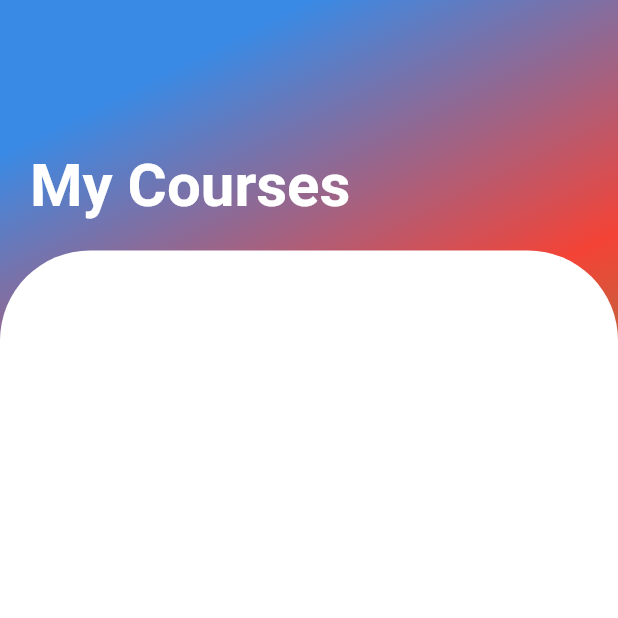
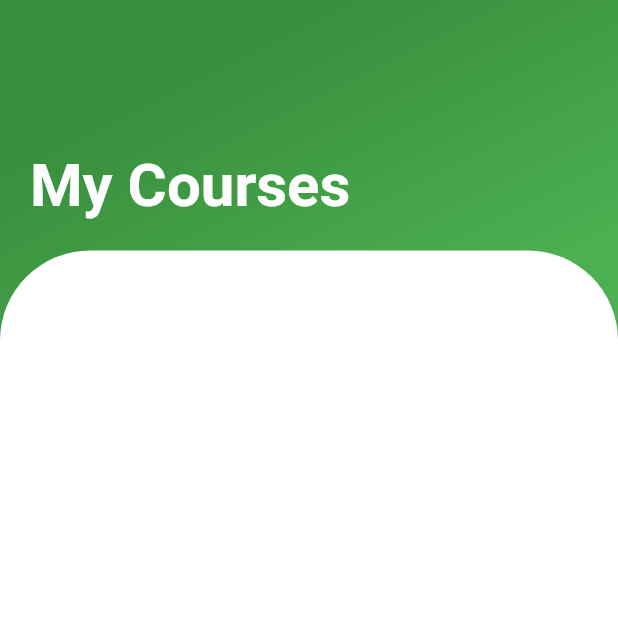
Before and after one commit to zingwena/globtorch, a Flutter app: the ListCourses screen opened directly, on a phone screen of 412 x 824 dp, the top half of it. Run offline on Flutter 3.47's test engine with Material 2 defaults, Android fonts, the phone set to English and light mode, and no system bars; our stand-ins replace animated_text_kit, connectivity, curved_navigation_bar, data_connection_checker, file_picker, flutter_html and 4 more; missing offline and left inert: flutter_downloader, flutter_pdfview, link; accounts and stored records are empty; network calls fail.

Commit message:
winding up

```diff
--- a/lib/userScreens/courses/listcourses.dart
+++ b/lib/userScreens/courses/listcourses.dart
@@ -44,8 +44,8 @@ class _ListCoursesState extends State<ListCourses> {
         width: double.infinity,
         decoration: BoxDecoration(
             gradient: LinearGradient(begin: Alignment.topCenter, colors: [
-          Color(0xFF398AE5),
-          Colors.red,
+          Colors.green[700],
+          Colors.green,
           Colors.green,
         ])),
         child: Column(crossAxisAlignment: CrossAxisAlignment.start, children: <
--- a/lib/userScreens/courses/listcoursesubjects.dart
+++ b/lib/userScreens/courses/listcoursesubjects.dart
@@ -45,7 +45,7 @@ class _ListSubjectsState extends State<ListSubjects> {
       appBar: PreferredSize(
           preferredSize: Size.fromHeight(100),
           child: AppBar(
-            backgroundColor: Colors.blueAccent,
+            backgroundColor: Colors.green[200],
             flexibleSpace: Padding(
                 padding: EdgeInsets.all(10),
                 child: Column(
--- a/lib/userScreens/signup.dart
+++ b/lib/userScreens/signup.dart
@@ -611,8 +611,8 @@ class _SignUpPageState extends State<SignUpPage> {
         decoration: BoxDecoration(
             gradient: LinearGradient(begin: Alignment.topCenter, colors: [
           //Color(0xFF398AE5),
-          Colors.blueAccent,
-          Colors.red,
+          Colors.green[700],
+          Colors.green,
           Colors.green,
         ])),
         child: Column(
```
Also changed, not shown: lib/userScreens/courses/chaptertest.dart (+9 -11 lines), 1 other file.
